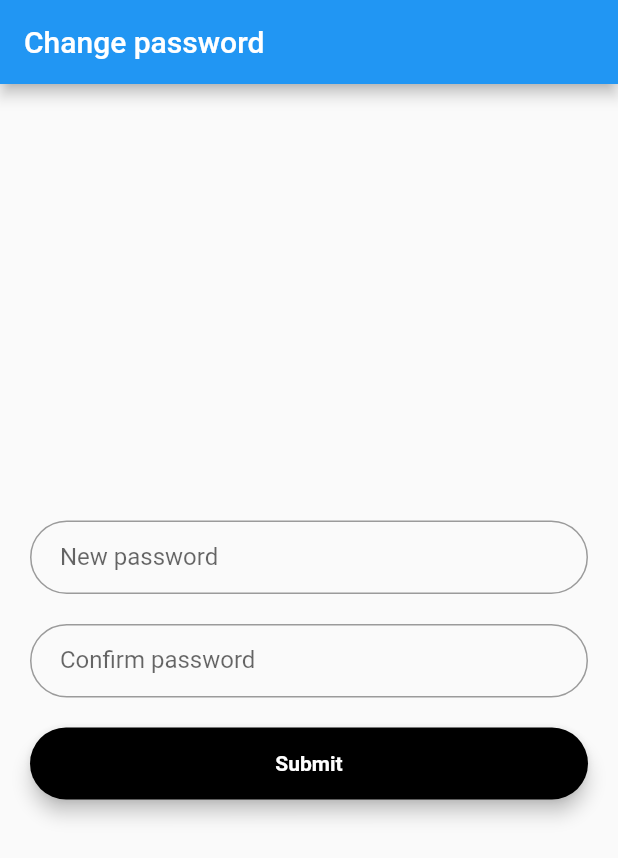
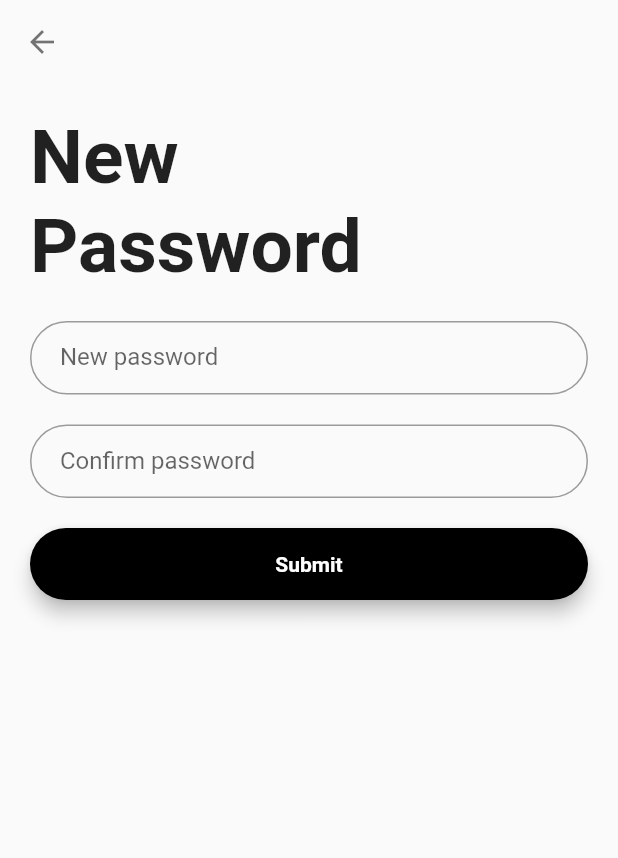
Before and after one commit to Gowthamsubramaniam94/ForgetPassword, a Flutter app: the NewPassword screen opened directly, on a phone screen of 412 x 824 dp. Shown: the top 858 px of the screen. Run offline on Flutter 3.47's test engine with Material 2 defaults, Android fonts, the phone set to English and light mode, and no system bars.

Commit message:
UI enhanced

```diff
--- a/lib/forgetpassword/newpassword.dart
+++ b/lib/forgetpassword/newpassword.dart
@@ -16,10 +16,26 @@ class _NewPasswordState extends State<NewPassword> {
   @override
   Widget build(BuildContext context) {
     return Scaffold(
-      appBar: AppBar(
-        title: Text('Change password'),
+      appBar: _getAppbar,
+      body: uiDesign(),
+    );
+  }
+
+  // Returns "Appbar"
+  get _getAppbar {
+    return new AppBar(
+      backgroundColor: Colors.transparent,
+      elevation: 0.0,
+      leading: new InkWell(
+        borderRadius: BorderRadius.circular(30.0),
+        child: new Icon(
+          Icons.arrow_back,
+          color: Colors.black54,
+        ),
+        onTap: () {
+          Navigator.pop(context);
+        },
       ),
-      body: uiDesign(),
     );
   }
 
@@ -30,9 +46,16 @@ class _NewPasswordState extends State<NewPassword> {
           autovalidate: _validate,
           key: formKey,
           child: Column(
-            mainAxisAlignment: MainAxisAlignment.center,
-            crossAxisAlignment: CrossAxisAlignment.center,
+            mainAxisAlignment: MainAxisAlignment.start,
+            crossAxisAlignment: CrossAxisAlignment.start,
             children: <Widget>[
+              Padding(
+                padding: EdgeInsets.all(10.0),
+                child: Text(
+                  'New \nPassword',
+                  style: TextStyle(fontSize: 50.0, fontWeight: FontWeight.bold),
+                ),
+              ),
               Padding(
                 padding: EdgeInsets.all(10.0),
                 child: TextFormField(
--- a/lib/main.dart
+++ b/lib/main.dart
@@ -1,4 +1,5 @@
 import 'package:flutter/material.dart';
+import 'package:flutter_forgetpassword/forgetpassword/dashboard.dart';
 import 'package:flutter_forgetpassword/forgetpassword/forgetpassword.dart';
 
 void main() => runApp(MyApp());
@@ -22,7 +23,7 @@ class MyApp extends StatelessWidget {
           // is not restarted.
           primarySwatch: Colors.blue,
         ),
-        home: new ForgetPassword());
+        home: new Dashboard());
   }
 }
 
```
Also changed, not shown: lib/forgetpassword/dashboard.dart (added, +40 -0 lines), lib/forgetpassword/forgetpassword.dart (+37 -4 lines), lib/forgetpassword/otpverification.dart (+8 -2 lines).
